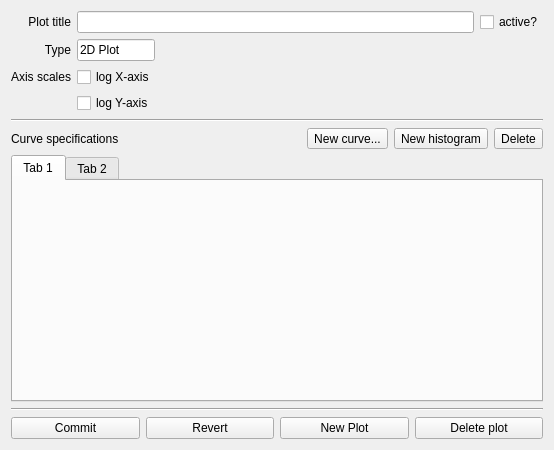
The window that copasi/plotUI/PlotSubwidget.ui (copasi/COPASI) describes before a commit, drawn with Qt 5.
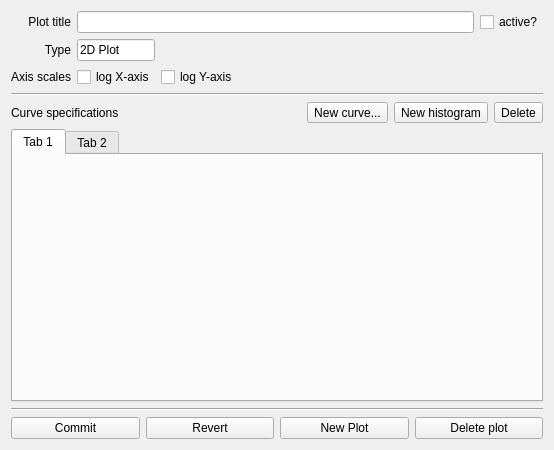
The same window after the commit. Custom widgets are drawn as their Qt base class.

Commit message: - moved log Y to same line as log X

Diff of the .ui file:
```diff
--- a/copasi/plotUI/PlotSubwidget.ui
+++ b/copasi/plotUI/PlotSubwidget.ui
@@ -79,13 +79,6 @@
      </property>
     </widget>
    </item>
-   <item row="3" column="1">
-    <widget class="QCheckBox" name="checkLogY">
-     <property name="text">
-      <string>log Y-axis</string>
-     </property>
-    </widget>
-   </item>
    <item row="4" column="0" colspan="4">
     <widget class="Line" name="line1">
      <property name="orientation">
@@ -210,6 +203,13 @@
      </property>
     </widget>
    </item>
+   <item row="2" column="2">
+    <widget class="QCheckBox" name="checkLogY">
+     <property name="text">
+      <string>log Y-axis</string>
+     </property>
+    </widget>
+   </item>
   </layout>
  </widget>
  <customwidgets>
```
Left out of the diff: 15 changed lines with no effect on the pictures.
